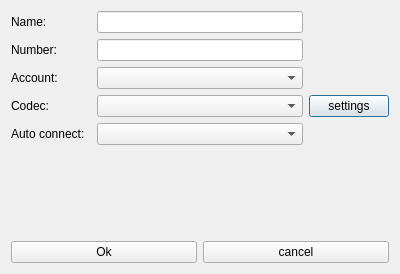
This is buddydialog.ui in AWAH-SIP/AWAH-SIP_Desktop-GUI as Qt 5 draws it before an edit. The edited form follows.
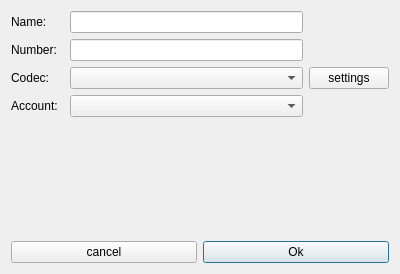
This is the edited form.

The edit to the form file:
```diff
--- a/buddydialog.ui
+++ b/buddydialog.ui
@@ -14,37 +14,23 @@
    <string>Buddy settings</string>
   </property>
   <layout class="QGridLayout" name="gridLayout">
+   <item row="3" column="2">
+    <widget class="QComboBox" name="comboBox_codec"/>
+   </item>
+   <item row="0" column="2">
+    <widget class="QLineEdit" name="lineEdit_name"/>
+   </item>
+   <item row="0" column="0">
+    <widget class="QLabel" name="label">
+     <property name="text">
+      <string>Name: </string>
+     </property>
+    </widget>
+   </item>
    <item row="2" column="2">
     <widget class="QLineEdit" name="lineEdit_number"/>
    </item>
-   <item row="3" column="2">
-    <widget class="QComboBox" name="comboBox_account"/>
-   </item>
-   <item row="2" column="0">
-    <widget class="QLabel" name="label_2">
-     <property name="text">
-      <string>Number:</string>
-     </property>
-    </widget>
-   </item>
    <item row="3" column="0">
-    <widget class="QLabel" name="label_3">
-     <property name="text">
-      <string>Account:</string>
-     </property>
-    </widget>
-   </item>
-   <item row="4" column="2">
-    <widget class="QComboBox" name="comboBox_codec"/>
-   </item>
-   <item row="4" column="3">
-    <widget class="QPushButton" name="pushButton_settings">
-     <property name="text">
-      <string>settings</string>
-     </property>
-    </widget>
-   </item>
-   <item row="4" column="0">
     <widget class="QLabel" name="label_4">
      <property name="text">
       <string>Codec:</string>
@@ -53,7 +39,20 @@
    </item>
    <item row="8" column="0" colspan="4">
     <layout class="QGridLayout" name="gridLayout_2">
-     <item row="1" column="0">
+     <item row="2" column="1">
+      <widget class="QPushButton" name="pushButton_ok">
+       <property name="text">
+        <string>Ok</string>
+       </property>
+       <property name="autoDefault">
+        <bool>false</bool>
+       </property>
+       <property name="default">
+        <bool>true</bool>
+       </property>
+      </widget>
+     </item>
+     <item row="1" column="1">
       <spacer name="verticalSpacer">
        <property name="orientation">
         <enum>Qt::Vertical</enum>
@@ -66,44 +65,41 @@
        </property>
       </spacer>
      </item>
-     <item row="2" column="1">
+     <item row="2" column="0">
       <widget class="QPushButton" name="pushButton_cancel">
+       <property name="enabled">
+        <bool>true</bool>
+       </property>
        <property name="text">
         <string>cancel</string>
        </property>
       </widget>
      </item>
-     <item row="2" column="0">
-      <widget class="QPushButton" name="pushButton_ok">
-       <property name="text">
-        <string>Ok</string>
-       </property>
-       <property name="autoDefault">
-        <bool>false</bool>
-       </property>
-      </widget>
-     </item>
     </layout>
    </item>
-   <item row="0" column="0">
-    <widget class="QLabel" name="label">
+   <item row="2" column="0">
+    <widget class="QLabel" name="label_2">
      <property name="text">
-      <string>Name: </string>
+      <string>Number:</string>
      </property>
     </widget>
    </item>
-   <item row="0" column="2">
-    <widget class="QLineEdit" name="lineEdit_name"/>
-   </item>
-   <item row="5" column="0">
-    <widget class="QLabel" name="label_5">
+   <item row="3" column="3">
+    <widget class="QPushButton" name="pushButton_settings">
      <property name="text">
-      <string>Auto connect:</string>
+      <string>settings</string>
      </property>
     </widget>
    </item>
-   <item row="5" column="2">
-    <widget class="QComboBox" name="comboBox_connect_account"/>
+   <item row="4" column="2">
+    <widget class="QComboBox" name="comboBox_account"/>
+   </item>
+   <item row="4" column="0">
+    <widget class="QLabel" name="label_3">
+     <property name="text">
+      <string>Account:</string>
+     </property>
+    </widget>
    </item>
   </layout>
  </widget>
```
